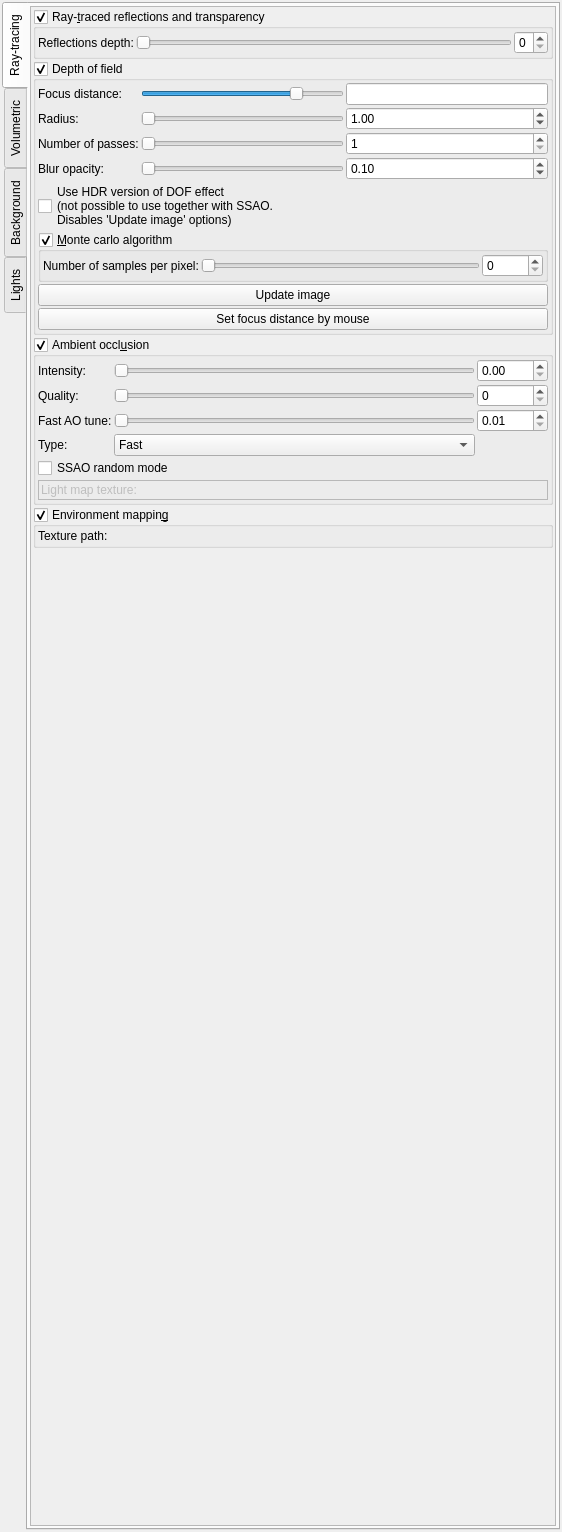
Qt form mandelbulber2/qt/dock_effects.ui (buddhi1980/mandelbulber2) before a commit.
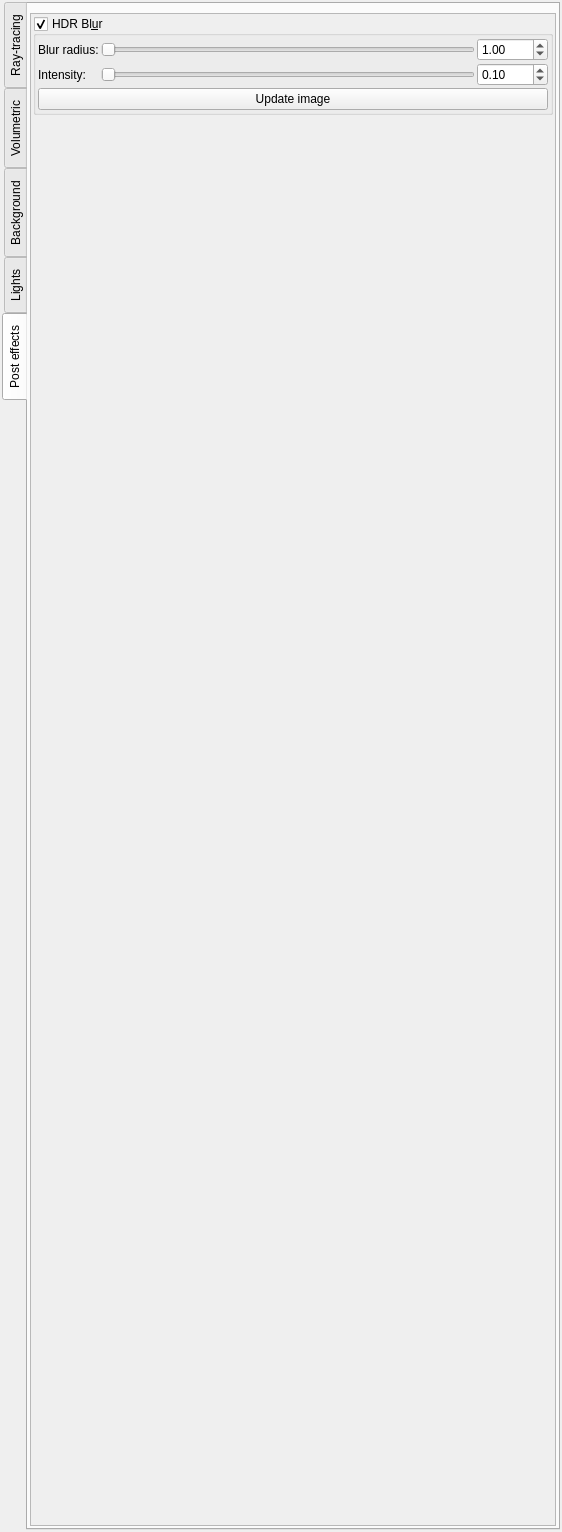
The same form after that commit. The open tabs and pages were chosen to show the change. Icons and pictures are not drawn. Custom widgets are drawn as their Qt base class.

Commit message:
Added hdr blur effect.
TODO: progress bar, separate image buffer (needed for Update)

What changed in the file:
```diff
--- a/mandelbulber2/qt/dock_effects.ui
+++ b/mandelbulber2/qt/dock_effects.ui
@@ -4735,6 +4735,236 @@
        </item>
       </layout>
      </widget>
+     <widget class="QWidget" name="tab">
+      <attribute name="title">
+       <string>Post effects</string>
+      </attribute>
+      <layout class="QVBoxLayout" name="verticalLayout_2">
+       <property name="leftMargin">
+        <number>2</number>
+       </property>
+       <property name="rightMargin">
+        <number>2</number>
+       </property>
+       <property name="bottomMargin">
+        <number>2</number>
+       </property>
+       <item>
+        <widget class="QScrollArea" name="scrollArea">
+         <property name="widgetResizable">
+          <bool>true</bool>
+         </property>
+         <widget class="QWidget" name="scrollAreaWidgetContents">
+          <property name="geometry">
+           <rect>
+            <x>0</x>
+            <y>0</y>
+            <width>525</width>
+            <height>1512</height>
+           </rect>
+          </property>
+          <layout class="QVBoxLayout" name="verticalLayout_3">
+           <property name="leftMargin">
+            <number>2</number>
+           </property>
+           <property name="topMargin">
+            <number>2</number>
+           </property>
+           <property name="rightMargin">
+            <number>2</number>
+           </property>
+           <property name="bottomMargin">
+            <number>2</number>
+           </property>
+           <item>
+            <widget class="MyGroupBox" name="groupCheck_hdr_blur_enabled">
+             <property name="title">
+              <string>HDR Bl&amp;ur</string>
+             </property>
+             <property name="checkable">
+              <bool>true</bool>
+             </property>
+             <layout class="QVBoxLayout" name="verticalLayout_74">
+              <property name="spacing">
+               <number>2</number>
+              </property>
+              <property name="leftMargin">
+               <number>2</number>
+              </property>
+              <property name="topMargin">
+               <number>2</number>
+              </property>
+              <property name="rightMargin">
+               <number>2</number>
+              </property>
+              <property name="bottomMargin">
+               <number>2</number>
+              </property>
+              <item>
+               <layout class="QGridLayout" name="gridLayout_36" columnstretch="0,0,0">
+                <property name="spacing">
+                 <number>2</number>
+                </property>
+                <item row="0" column="1">
+                 <widget class="QSlider" name="slider_hdr_blur_radius">
+                  <property name="sizePolicy">
+                   <sizepolicy hsizetype="Expanding" vsizetype="Maximum">
+                    <horstretch>0</horstretch>
+                    <verstretch>0</verstretch>
+                   </sizepolicy>
+                  </property>
+                  <property name="minimum">
+                   <number>1</number>
+                  </property>
+                  <property name="maximum">
+                   <number>10000</number>
+                  </property>
+                  <property name="singleStep">
+                   <number>1</number>
+                  </property>
+                  <property name="orientation">
+                   <enum>Qt::Horizontal</enum>
+                  </property>
+                 </widget>
+                </item>
+                <item row="0" column="2">
+                 <widget class="MyDoubleSpinBox" name="spinbox_hdr_blur_radius">
+                  <property name="sizePolicy">
+                   <sizepolicy hsizetype="Minimum" vsizetype="Maximum">
+                    <horstretch>0</horstretch>
+                    <verstretch>0</verstretch>
+                   </sizepolicy>
+                  </property>
+                  <property name="prefix">
+                   <string/>
+                  </property>
+                  <property name="suffix">
+                   <string/>
+                  </property>
+                  <property name="decimals">
+                   <number>2</number>
+                  </property>
+                  <property name="minimum">
+                   <double>0.010000000000000</double>
+                  </property>
+                  <property name="maximum">
+                   <double>5000.000000000000000</double>
+                  </property>
+                  <property name="singleStep">
+                   <double>1.000000000000000</double>
+                  </property>
+                  <property name="value">
+                   <double>1.000000000000000</double>
+                  </property>
+                 </widget>
+                </item>
+                <item row="0" column="0">
+                 <widget class="QLabel" name="label_137">
+                  <property name="text">
+                   <string>Blur radius:</string>
+                  </property>
+                 </widget>
+                </item>
+                <item row="1" column="1">
+                 <widget class="QSlider" name="slider_hdr_blur_intensity">
+                  <property name="sizePolicy">
+                   <sizepolicy hsizetype="Expanding" vsizetype="Maximum">
+                    <horstretch>0</horstretch>
+                    <verstretch>0</verstretch>
+                   </sizepolicy>
+                  </property>
+                  <property name="minimum">
+                   <number>1</number>
+                  </property>
+                  <property name="maximum">
+                   <number>100</number>
+                  </property>
+                  <property name="singleStep">
+                   <number>1</number>
+                  </property>
+                  <property name="orientation">
+                   <enum>Qt::Horizontal</enum>
+                  </property>
+                 </widget>
+                </item>
+                <item row="1" column="0">
+                 <widget class="QLabel" name="label_352">
+                  <property name="text">
+                   <string>Intensity:</string>
+                  </property>
+                 </widget>
+                </item>
+                <item row="1" column="2">
+                 <widget class="MyDoubleSpinBox" name="spinbox_hdr_blur_intensity">
+                  <property name="sizePolicy">
+                   <sizepolicy hsizetype="Minimum" vsizetype="Maximum">
+                    <horstretch>0</horstretch>
+                    <verstretch>0</verstretch>
+                   </sizepolicy>
+                  </property>
+                  <property name="prefix">
+                   <string/>
+                  </property>
+                  <property name="suffix">
+                   <string/>
+                  </property>
+                  <property name="decimals">
+                   <number>2</number>
+                  </property>
+                  <property name="minimum">
+                   <double>0.000000000000000</double>
+                  </property>
+                  <property name="maximum">
+                   <double>100.000000000000000</double>
+                  </property>
+                  <property name="singleStep">
+                   <double>0.100000000000000</double>
+                  </property>
+                  <property name="value">
+                   <double>0.100000000000000</double>
+                  </property>
+                 </widget>
+                </item>
+                <item row="2" column="0" colspan="3">
+                 <widget class="QPushButton" name="pushButton_hdr_blur_update">
+                  <property name="sizePolicy">
+                   <sizepolicy hsizetype="Minimum" vsizetype="Maximum">
+                    <horstretch>0</horstretch>
+                    <verstretch>0</verstretch>
+                   </sizepolicy>
+                  </property>
+                  <property name="toolTip">
+                   <string>&lt;html&gt;&lt;head/&gt;&lt;body&gt;&lt;p&gt;Update image after changes of DOF settings. Can be updated even after image rendering.&lt;/p&gt;&lt;/body&gt;&lt;/html&gt;</string>
+                  </property>
+                  <property name="text">
+                   <string>Update image</string>
+                  </property>
+                 </widget>
+                </item>
+               </layout>
+              </item>
+             </layout>
+            </widget>
+           </item>
+           <item>
+            <spacer name="verticalSpacer">
+             <property name="orientation">
+              <enum>Qt::Vertical</enum>
+             </property>
+             <property name="sizeHint" stdset="0">
+              <size>
+               <width>20</width>
+               <height>40</height>
+              </size>
+             </property>
+            </spacer>
+           </item>
+          </layout>
+         </widget>
+        </widget>
+       </item>
+      </layout>
+     </widget>
     </widget>
    </item>
   </layout>
```
Left out of the diff: 3 changed lines with no effect on the pictures. The commit also changes 7 other files.
